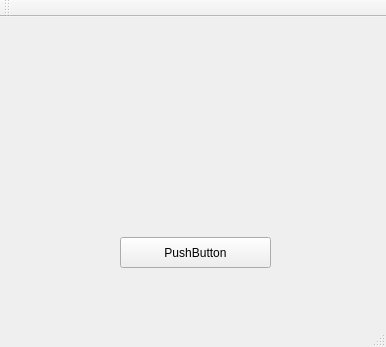
Before: the Qt Designer form GUI/GUI/mainwindow.ui in mauinz/Classifier, drawn with Qt 5.
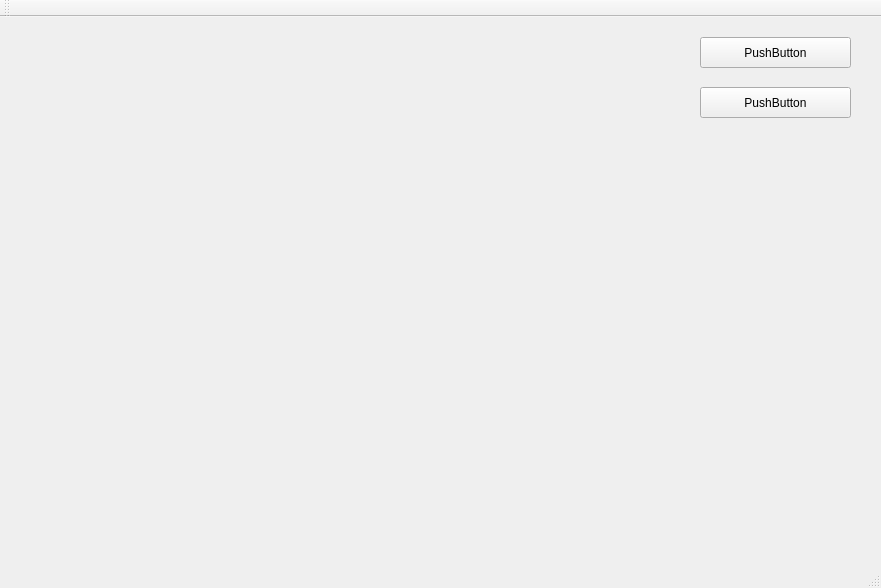
After: the same form once the commit is applied.

```diff
--- a/GUI/GUI/mainwindow.ui
+++ b/GUI/GUI/mainwindow.ui
@@ -6,8 +6,8 @@
    <rect>
     <x>0</x>
     <y>0</y>
-    <width>386</width>
-    <height>347</height>
+    <width>881</width>
+    <height>588</height>
    </rect>
   </property>
   <property name="windowTitle">
@@ -17,8 +17,8 @@
    <widget class="QPushButton" name="pushButton">
     <property name="geometry">
      <rect>
-      <x>120</x>
-      <y>220</y>
+      <x>700</x>
+      <y>20</y>
       <width>151</width>
       <height>31</height>
      </rect>
@@ -30,15 +30,43 @@
    <widget class="QLabel" name="myLabel">
     <property name="geometry">
      <rect>
-      <x>60</x>
-      <y>30</y>
-      <width>281</width>
-      <height>181</height>
+      <x>30</x>
+      <y>20</y>
+      <width>640</width>
+      <height>480</height>
      </rect>
     </property>
+    <property name="minimumSize">
+     <size>
+      <width>640</width>
+      <height>480</height>
+     </size>
+    </property>
+    <property name="maximumSize">
+     <size>
+      <width>620</width>
+      <height>480</height>
+     </size>
+    </property>
     <property name="text">
      <string/>
     </property>
+    <property name="scaledContents">
+     <bool>true</bool>
+    </property>
+   </widget>
+   <widget class="QPushButton" name="pushButton_2">
+    <property name="geometry">
+     <rect>
+      <x>700</x>
+      <y>70</y>
+      <width>151</width>
+      <height>31</height>
+     </rect>
+    </property>
+    <property name="text">
+     <string>PushButton</string>
+    </property>
    </widget>
   </widget>
   <widget class="QMenuBar" name="menuBar">
```
Left out of the diff: 4 changed lines with no effect on the pictures.
